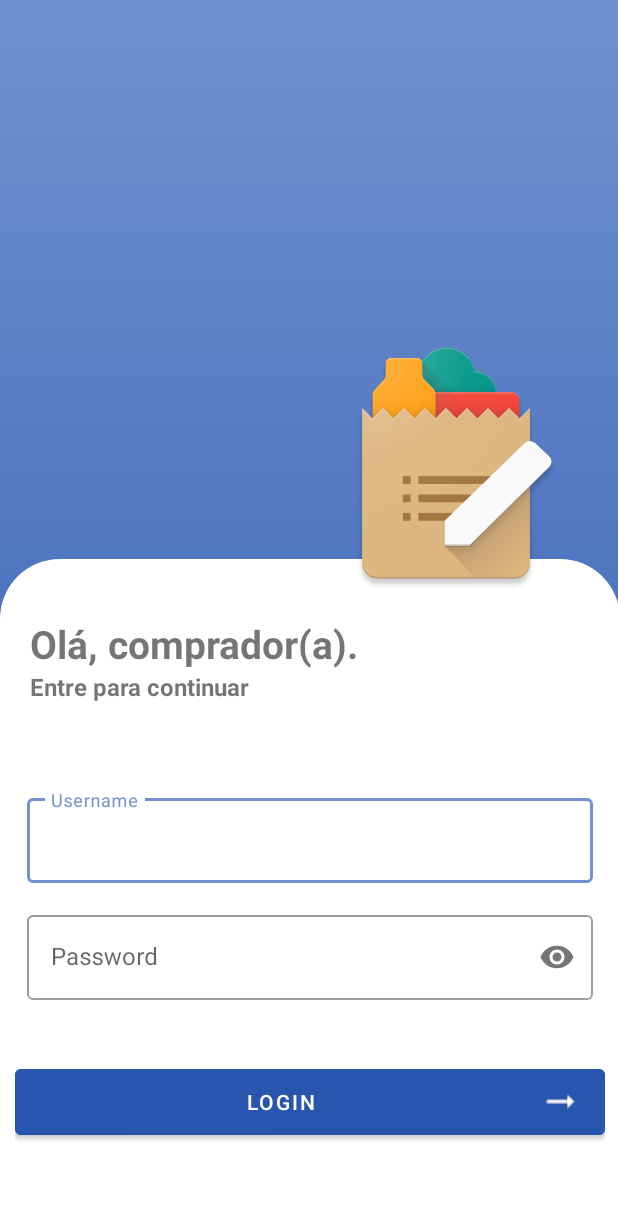
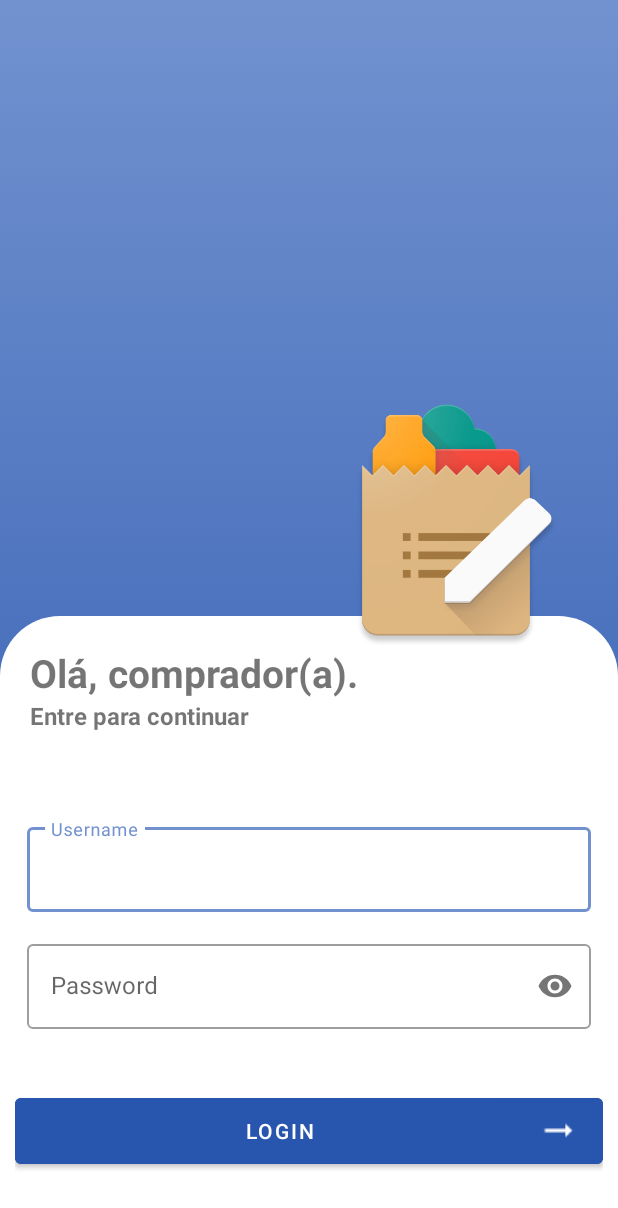
Before and after one commit to lffernandes/FIAP-mba3scjo-2021-GrupoA-SegundaEtapa, an Android app: the screen it shows after launch (MainActivity), on a phone screen of 412 x 824 dp. Shown: the top 1208 px of the screen. Run offline under Robolectric (Android 15) with nearby library versions, the light colour scheme and no system bars; our stand-ins replace data binding.

Commit message:
ajuste login

```diff
--- a/app/src/main/java/br/com/fiap/mba3scjo2021_grupoa_listou/Adapter/ListaAdapter.kt
+++ b/app/src/main/java/br/com/fiap/mba3scjo2021_grupoa_listou/Adapter/ListaAdapter.kt
@@ -17,13 +17,13 @@ class ListaAdapter(private val myitens: ArrayList<ItemCompra>) :
         var id: TextView = itemView.findViewById(R.id.id)
         var nomeItem: TextView = itemView.findViewById(R.id.nomeItem)
         var qtdItem: TextView = itemView.findViewById(R.id.qtdItem)
-        var precoItem: TextView = itemView.findViewById(R.id.precoItem)
+        //var precoItem: TextView = itemView.findViewById(R.id.precoItem)
 
         fun bind(myitens: ArrayList<ItemCompra>?, position: Int) {
             id.text = myitens!!.get(position).id.toString()
             nomeItem.text = myitens!!.get(position).nome
             qtdItem.text = myitens!!.get(position).quantidade.toString()
-            precoItem.text = myitens!!.get(position).precoPretendidoUnitario
+          //  precoItem.text = myitens!!.get(position).precoPretendidoUnitario
         }
     }
 
--- a/app/src/main/java/br/com/fiap/mba3scjo2021_grupoa_listou/MainActivity.kt
+++ b/app/src/main/java/br/com/fiap/mba3scjo2021_grupoa_listou/MainActivity.kt
@@ -57,5 +57,6 @@ class MainActivity : AppCompatActivity() {
         }
 */
         }
+
     }
 }
--- a/app/src/main/res/layout/activity_main.xml
+++ b/app/src/main/res/layout/activity_main.xml
@@ -14,8 +14,8 @@
 
         <LinearLayout
             android:id="@+id/linearLayout4"
-            android:layout_width="413dp"
-            android:layout_height="451dp"
+            android:layout_width="match_parent"
+            android:layout_height="wrap_content"
             android:background="@drawable/shape_bg_login"
             android:gravity="center"
             android:orientation="vertical"
@@ -40,7 +40,7 @@
 
             <TextView
                 android:id="@+id/text2_login"
-                android:layout_width="218dp"
+                android:layout_width="wrap_content"
                 android:layout_height="wrap_content"
                 android:layout_above="@+id/img_logo"
                 android:layout_gravity="left"
--- a/app/src/main/res/layout/item_compra.xml
+++ b/app/src/main/res/layout/item_compra.xml
@@ -26,7 +26,7 @@
                     android:layout_width="match_parent"
                     android:layout_height="match_parent"
                     android:height="0dp"
-                    android:weight="0dp"
+                    android:width="0dp"
                     android:visibility="invisible"/>
 
                 <GridLayout
--- a/app/src/main/res/values/styles.xml
+++ b/app/src/main/res/values/styles.xml
@@ -1,3 +1,4 @@
 <?xml version="1.0" encoding="utf-8"?>
 <resources>
+
 </resources>
--- a/app/src/main/res/values/themes.xml
+++ b/app/src/main/res/values/themes.xml
@@ -27,13 +27,15 @@
         <item name="colorSecondaryVariant">#2855AE</item>
         <item name="colorOnSecondary">@color/black</item>
         <!-- Status bar color. -->
-        <item name="android:statusBarColor" tools:targetApi="l">?attr/colorPrimaryVariant</item>
+        <item name="android:statusBarColor" tools:targetApi="l">@android:color/transparent</item>
+        <item name="windowActionBarOverlay">true</item>
         <!-- Customize your theme here. -->
 
         <item name="windowActionBar">true</item>
         <item name="windowNoTitle">false</item>
 
         <item name="colorAccent">#7292CF</item>
+
     </style>
 
 </resources>
```
